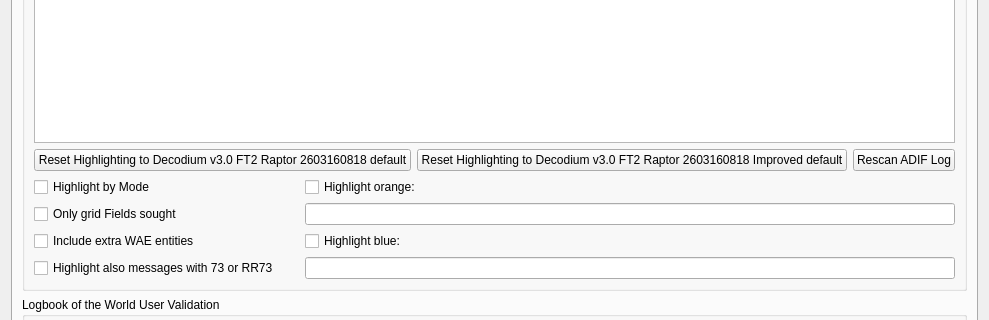
Old version of the form Configuration.ui in the repository iu8lmc/Decodium-3.0-Codename-Raptor; both pictures show x 0 to 989 and y 124 to 444 of the 989 by 716 pixel window.
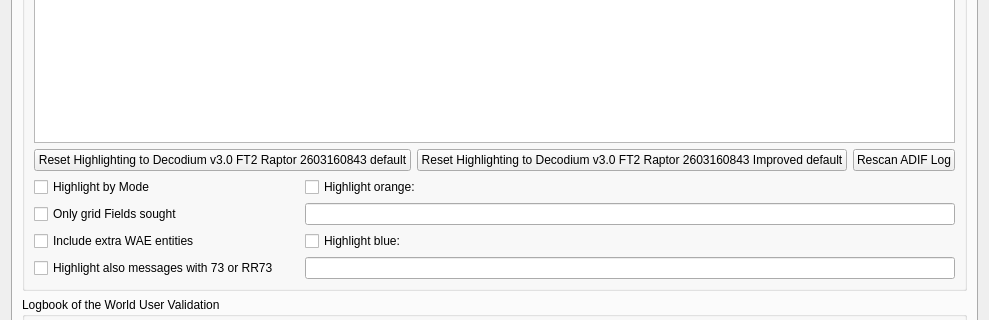
New version of the form. The open tabs and pages were chosen to show the change. Custom widgets are drawn as their Qt base class.

Patch:
```diff
--- a/Configuration.ui
+++ b/Configuration.ui
@@ -2828,14 +2828,14 @@
                <string>&lt;html&gt;&lt;head/&gt;&lt;body&gt;&lt;p&gt;Push to reset all highlight items above to default values and priorities.&lt;/p&gt;&lt;/body&gt;&lt;/html&gt;</string>
               </property>
               <property name="text">
-               <string>Reset Highlighting to Decodium v3.0 FT2 Raptor 2603160818 default</string>
+               <string>Reset Highlighting to Decodium v3.0 FT2 Raptor 2603160843 default</string>
               </property>
              </widget>
             </item>
             <item>
              <widget class="QPushButton" name="reset_highlighting_to_defaults2_push_button">
               <property name="text">
-               <string>Reset Highlighting to Decodium v3.0 FT2 Raptor 2603160818 Improved default</string>
+               <string>Reset Highlighting to Decodium v3.0 FT2 Raptor 2603160843 Improved default</string>
               </property>
              </widget>
             </item>
```
Left out of the diff: 14 changed lines with no effect on the pictures.
